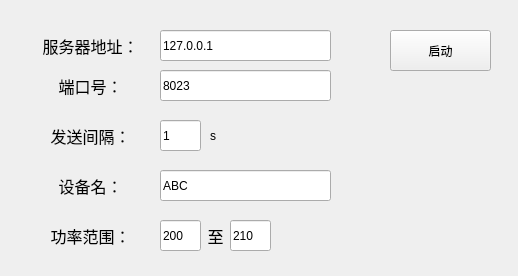
First picture: the form in client/client_qt.ui, repository kevin2li/network_protocol_design, before the edit.
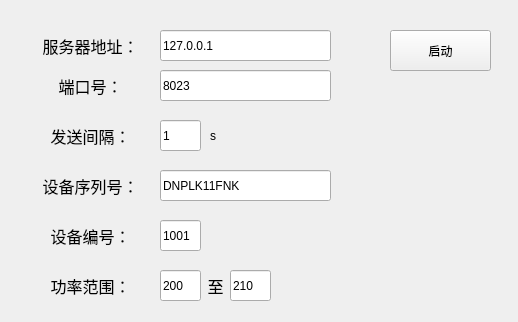
Second picture: the form after the edit.

Diff of the .ui file:
```diff
--- a/client/client_qt.ui
+++ b/client/client_qt.ui
@@ -7,7 +7,7 @@
     <x>0</x>
     <y>0</y>
     <width>518</width>
-    <height>276</height>
+    <height>322</height>
    </rect>
   </property>
   <property name="windowTitle">
@@ -23,7 +23,7 @@
     </rect>
    </property>
    <property name="text">
-    <string>ABC</string>
+    <string>DNPLK11FNK</string>
    </property>
   </widget>
   <widget class="QLabel" name="label_2">
@@ -93,7 +93,7 @@
     </font>
    </property>
    <property name="text">
-    <string>设备名：</string>
+    <string>设备序列号：</string>
    </property>
    <property name="textFormat">
     <enum>Qt::AutoText</enum>
@@ -195,7 +195,7 @@
    <property name="geometry">
     <rect>
      <x>20</x>
-     <y>220</y>
+     <y>270</y>
      <width>141</width>
      <height>31</height>
     </rect>
@@ -220,7 +220,7 @@
    <property name="geometry">
     <rect>
      <x>160</x>
-     <y>220</y>
+     <y>270</y>
      <width>41</width>
      <height>31</height>
     </rect>
@@ -233,7 +233,7 @@
    <property name="geometry">
     <rect>
      <x>200</x>
-     <y>220</y>
+     <y>270</y>
      <width>31</width>
      <height>31</height>
     </rect>
@@ -258,7 +258,7 @@
    <property name="geometry">
     <rect>
      <x>230</x>
-     <y>220</y>
+     <y>270</y>
      <width>41</width>
      <height>31</height>
     </rect>
@@ -267,6 +267,44 @@
     <string>210</string>
    </property>
   </widget>
+  <widget class="QLabel" name="label_8">
+   <property name="geometry">
+    <rect>
+     <x>20</x>
+     <y>220</y>
+     <width>141</width>
+     <height>31</height>
+    </rect>
+   </property>
+   <property name="font">
+    <font>
+     <family>Arial Black</family>
+     <pointsize>12</pointsize>
+    </font>
+   </property>
+   <property name="text">
+    <string>设备编号：</string>
+   </property>
+   <property name="textFormat">
+    <enum>Qt::AutoText</enum>
+   </property>
+   <property name="alignment">
+    <set>Qt::AlignCenter</set>
+   </property>
+  </widget>
+  <widget class="QLineEdit" name="lineEdit_7">
+   <property name="geometry">
+    <rect>
+     <x>160</x>
+     <y>220</y>
+     <width>41</width>
+     <height>31</height>
+    </rect>
+   </property>
+   <property name="text">
+    <string>1001</string>
+   </property>
+  </widget>
  </widget>
  <resources/>
  <connections>
```
